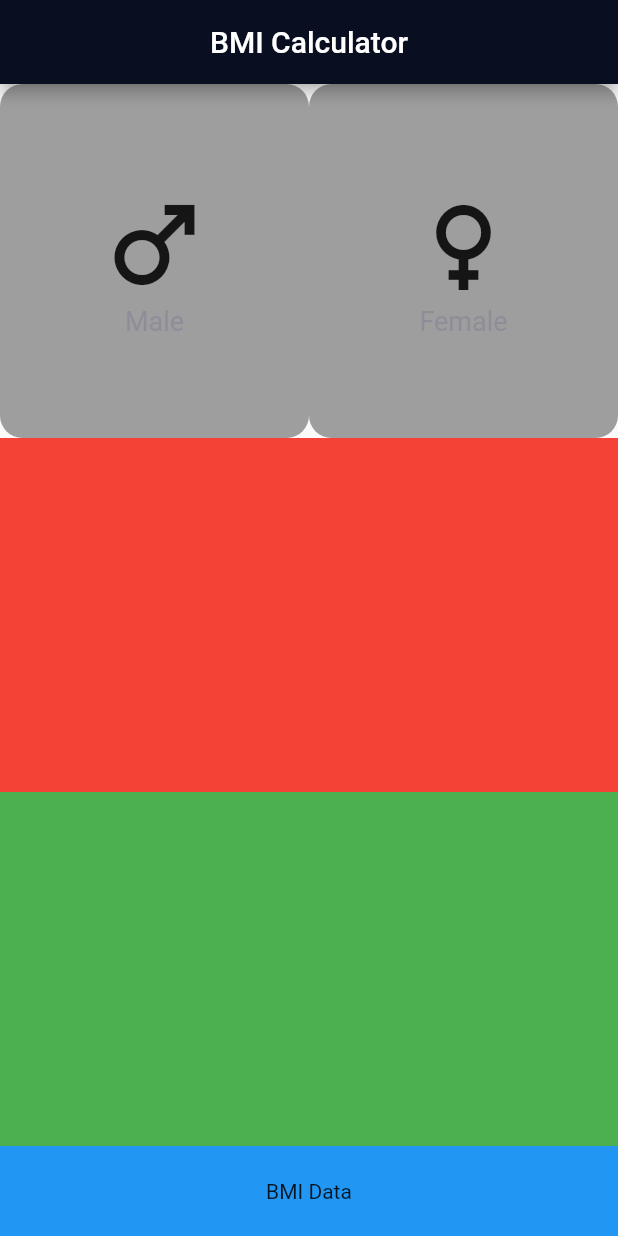
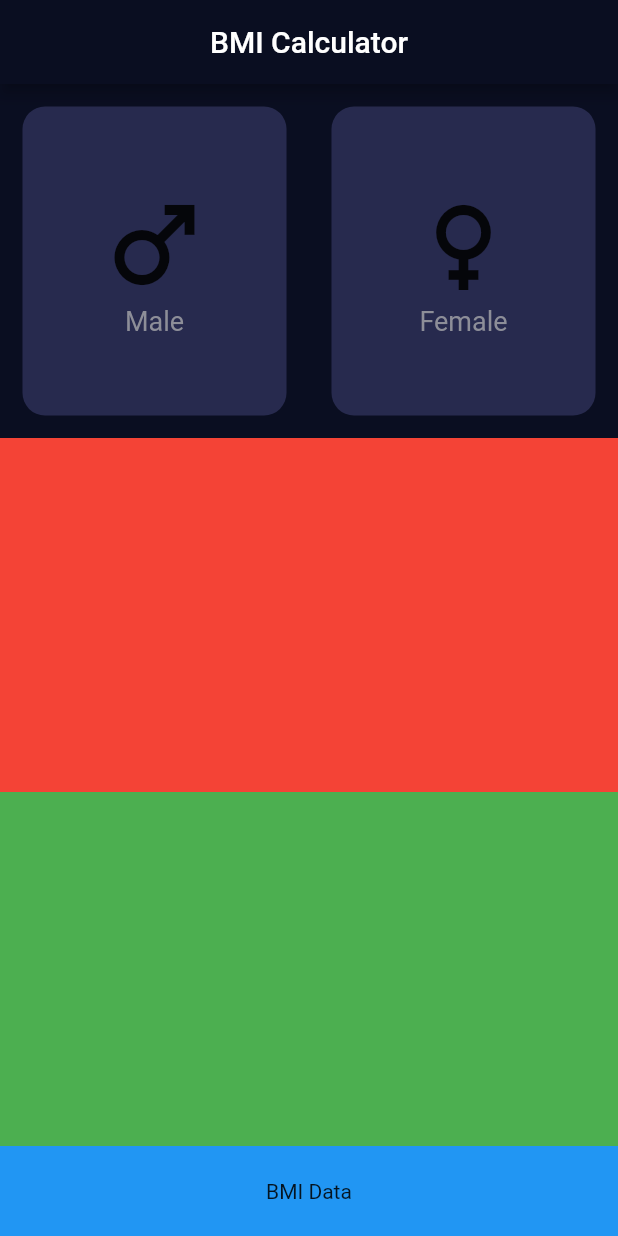
Before and after one commit to 3irham/bmi_calculator_app, a Flutter app: the screen it shows after launch, on a phone screen of 412 x 824 dp. Run offline on Flutter 3.47's test engine with Material 2 defaults, Android fonts, the phone set to English and light mode, and no system bars.

Commit message:
Part 7 half

```diff
--- /dev/null
+++ b/lib/constants/constant.dart
@@ -0,0 +1,7 @@
+import 'package:flutter/material.dart';
+
+Color primaryColor = Color(0xff0a0E21);
+TextStyle? genderTextStyle = const TextStyle(
+  fontSize: 18,
+  color: Color(0xff8d8e98),
+);
--- a/lib/main.dart
+++ b/lib/main.dart
@@ -1,4 +1,5 @@
-import 'package:bmi_calculator_app/bmi_data_screen.dart';
+import 'package:bmi_calculator_app/constants/constant.dart';
+import 'package:bmi_calculator_app/views/bmi_data_screen.dart';
 import 'package:flutter/material.dart';
 
 void main() {
@@ -13,9 +14,11 @@ class MyApp extends StatelessWidget {
     return MaterialApp(
       title: 'Flutter Demo',
       theme: ThemeData(
+        scaffoldBackgroundColor: primaryColor,
+        primaryColor: primaryColor,
         primarySwatch: Colors.blue,
         appBarTheme: AppBarTheme(
-          backgroundColor: Color(0xff0a0E21),
+          backgroundColor: primaryColor,
         ),
       ),
       home: BmiDataScreen(),
--- a/lib/bmi_data_screen.dart
+++ b/lib/views/bmi_data_screen.dart
@@ -1,4 +1,5 @@
-import 'package:bmi_calculator_app/bmi_result_screen.dart';
+import 'package:bmi_calculator_app/constants/constant.dart';
+import 'package:bmi_calculator_app/views/bmi_result_screen.dart';
 import 'package:flutter/material.dart';
 
 class BmiDataScreen extends StatefulWidget {
@@ -25,22 +26,20 @@ class _BmiDataScreenState extends State<BmiDataScreen> {
                 Expanded(
                   child: Container(
                     decoration: BoxDecoration(
-                      color: Colors.grey,
+                      color: Color(0xff272A4E),
                       borderRadius: BorderRadius.circular(15),
                     ),
+                    margin: const EdgeInsets.all(15),
                     child: Column(
                       mainAxisAlignment: MainAxisAlignment.center,
-                      children: const [
+                      children: [
                         Icon(
                           Icons.male,
                           size: 80,
                         ),
                         Text(
                           'Male',
-                          style: TextStyle(
-                            fontSize: 18,
-                            color: Color(0xff8d8e98),
-                          ),
+                          style: genderTextStyle,
                         ),
                       ],
                     ),
@@ -49,22 +48,20 @@ class _BmiDataScreenState extends State<BmiDataScreen> {
                 Expanded(
                   child: Container(
                     decoration: BoxDecoration(
-                      color: Colors.grey,
+                      color: Color(0xff272A4E),
                       borderRadius: BorderRadius.circular(15),
                     ),
+                    margin: const EdgeInsets.all(15),
                     child: Column(
                       mainAxisAlignment: MainAxisAlignment.center,
-                      children: const [
+                      children: [
                         Icon(
                           Icons.female,
                           size: 80,
                         ),
                         Text(
                           'Female',
-                          style: TextStyle(
-                            fontSize: 18,
-                            color: Color(0xff8d8e98),
-                          ),
+                          style: genderTextStyle,
                         ),
                       ],
                     ),
--- a/lib/bmi_result_screen.dart
+++ b/lib/views/bmi_result_screen.dart
@@ -1,3 +1,4 @@
+import 'package:bmi_calculator_app/constants/constant.dart';
 import 'package:flutter/material.dart';
 
 class BmiResultScreen extends StatelessWidget {
```
